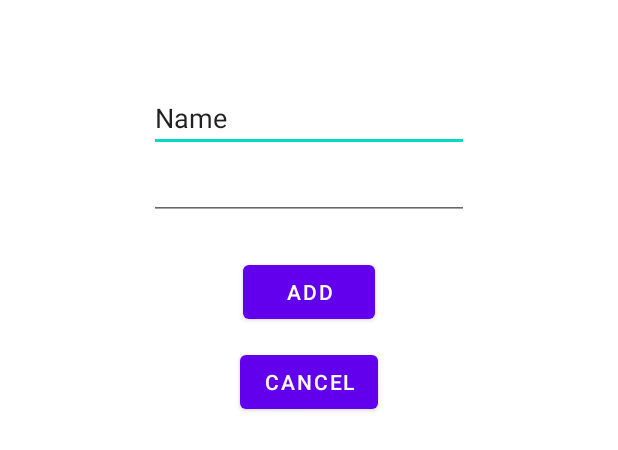
After one commit to alvinchak/FYP_MobileApp_ChakLaiKin, an Android app: the layout activity_rating.xml on its own in the app's theme, with its tools: preview values and no code run, on a phone screen of 412 x 824 dp. The commit adds this screen. Shown: the top 450 px of the screen. Run offline under Robolectric (Android 15) with nearby library versions, the phone set to English and light mode, and no system bars.

```diff
--- a/app/build.gradle
+++ b/app/build.gradle
@@ -42,6 +42,9 @@ dependencies {
     //Add text recognition Google MLKIT
     implementation 'com.google.android.gms:play-services-mlkit-text-recognition:18.0.2'
 
+    //Add OkHttp
+    implementation 'com.squareup.okhttp3:okhttp:4.10.0'
+
     testImplementation 'junit:junit:4.13.2'
     androidTestImplementation 'androidx.test.ext:junit:1.1.5'
     androidTestImplementation 'androidx.test.espresso:espresso-core:3.5.1'
--- /dev/null
+++ b/app/src/main/res/layout/activity_rating.xml
@@ -0,0 +1,53 @@
+<?xml version="1.0" encoding="utf-8"?>
+<androidx.constraintlayout.widget.ConstraintLayout xmlns:android="http://schemas.android.com/apk/res/android"
+    xmlns:app="http://schemas.android.com/apk/res-auto"
+    xmlns:tools="http://schemas.android.com/tools"
+    android:layout_width="match_parent"
+    android:layout_height="match_parent"
+    tools:context=".Rating">
+
+
+    <EditText
+        android:id="@+id/editTextTextPersonName"
+        android:layout_width="wrap_content"
+        android:layout_height="wrap_content"
+        android:layout_marginTop="56dp"
+        android:ems="10"
+        android:inputType="textPersonName"
+        android:text="Name"
+        app:layout_constraintEnd_toEndOf="parent"
+        app:layout_constraintStart_toStartOf="parent"
+        app:layout_constraintTop_toTopOf="parent" />
+
+    <EditText
+        android:id="@+id/editTextPhone"
+        android:layout_width="wrap_content"
+        android:layout_height="wrap_content"
+        android:ems="10"
+        android:inputType="phone"
+        app:layout_constraintEnd_toEndOf="parent"
+        app:layout_constraintStart_toStartOf="parent"
+        app:layout_constraintTop_toBottomOf="@+id/editTextTextPersonName" />
+
+    <Button
+        android:id="@+id/button2"
+        android:layout_width="wrap_content"
+        android:layout_height="wrap_content"
+        android:layout_marginTop="24dp"
+        android:onClick="onAddClicked"
+        android:text="Add"
+        app:layout_constraintEnd_toEndOf="parent"
+        app:layout_constraintStart_toStartOf="parent"
+        app:layout_constraintTop_toBottomOf="@+id/editTextPhone" />
+
+    <Button
+        android:id="@+id/button3"
+        android:layout_width="wrap_content"
+        android:layout_height="wrap_content"
+        android:layout_marginTop="12dp"
+        android:onClick="onCancelClicked"
+        android:text="Cancel"
+        app:layout_constraintEnd_toEndOf="parent"
+        app:layout_constraintStart_toStartOf="parent"
+        app:layout_constraintTop_toBottomOf="@+id/button2" />
+</androidx.constraintlayout.widget.ConstraintLayout>
```
Also changed, not shown: app/src/main/AndroidManifest.xml (+19 -4 lines), app/src/main/java/com/example/fyp_kotlin/MainActivity.kt (+12 -3 lines), app/src/main/java/com/example/fyp_kotlin/RatingResult.kt (added, +63 -0 lines), app/src/main/java/com/example/fyp_kotlin/rating.kt (added, +51 -0 lines), app/src/main/res/layout/activity_main.xml (+54 -1 lines), app/src/main/res/layout/activity_rating_result.xml (added, +9 -0 lines).
